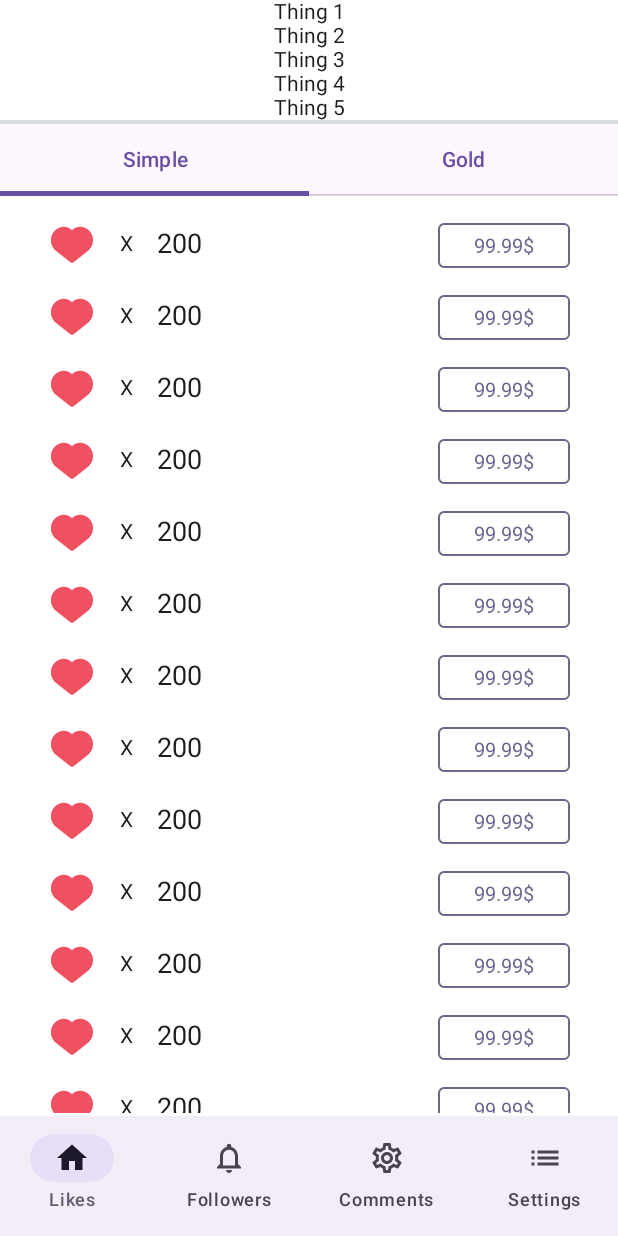
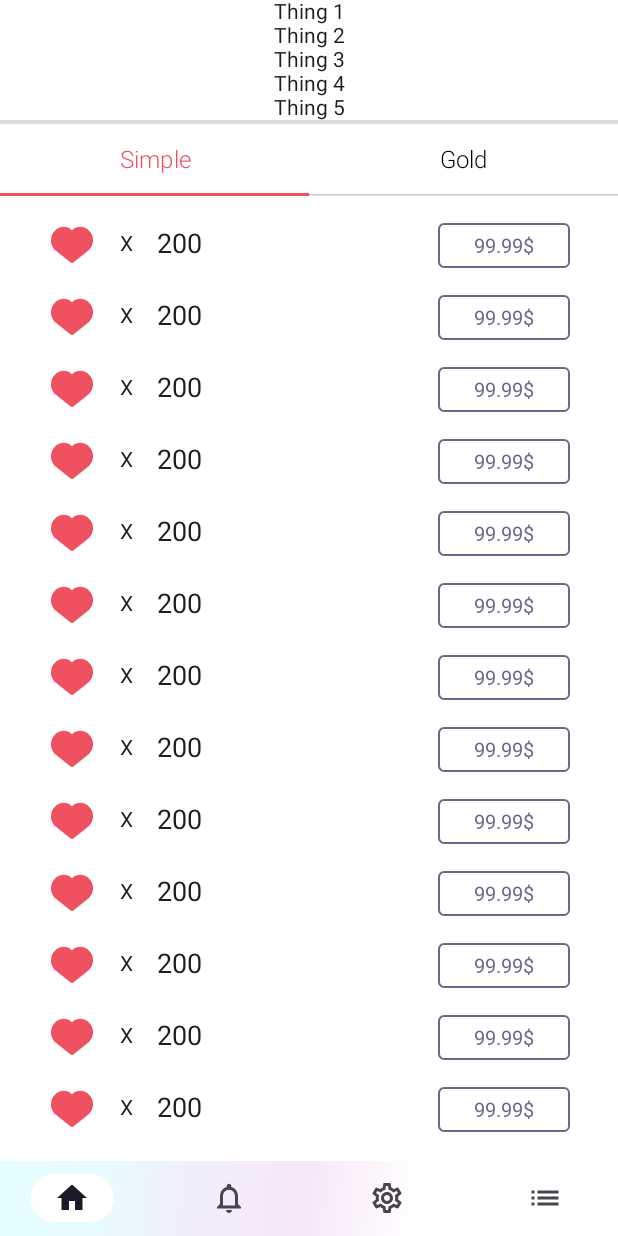
Before and after one commit to aram-sadoyan-2/InstBoost, an Android app built with Jetpack Compose: the screen it shows after launch (TestActivity), on a phone screen of 412 x 824 dp. Run offline under Robolectric (Android 15) with nearby library versions, the phone set to English and light mode, and no system bars; libraries missing offline, so code that uses them is left out: com.android.billingclient; pictures from the network do not load; 2 statements that could not run were skipped.

Commit message:
changed bottom menu background and etc

```diff
--- a/app/src/main/java/com/ins/boostyou/composable/FirstPage.kt
+++ b/app/src/main/java/com/ins/boostyou/composable/FirstPage.kt
@@ -25,14 +25,15 @@ fun FistPage(
     when {
         mainActivityViewModel.isLoading() -> LoadingView()
         else -> {
-
             //todo move to another function
             when (composeNavigationViewModel.selectedTabItem) {
-                0, 1, 2 -> {
-                    //val scroll = rememberScrollState()
+                3 -> {
+                    MorePage(inAppPurchaseViewModel, mainActivityViewModel)
+                }
+
+                else -> {
                     Column(
-                        Modifier
-                            .background(Color.White)
+                        Modifier.background(Color.White)
                     ) {
                         if (mainActivityViewModel.userData.userState == UserState.SIGNED_IN) {
                             UserInfoSection(composeNavigationViewModel, mainActivityViewModel)
@@ -54,16 +55,7 @@ fun FistPage(
                         }
                     }
                 }
-
-                3 -> {
-                    Log.d("dwd", "KHJBHN 3")
-                    MorePage(inAppPurchaseViewModel, mainActivityViewModel)
-                }
             }
-
-
         }
     }
-
-
 }
--- a/app/src/main/java/com/ins/boostyou/composable/FollowersSection.kt
+++ b/app/src/main/java/com/ins/boostyou/composable/FollowersSection.kt
@@ -35,10 +35,11 @@ fun FollowersSection() {
     val abs = rememberScrollState()
     Column(
         Modifier
-            .padding(bottom = 82.dp)
+            .padding(bottom = 52.dp)
             .background(Color.White)
             .fillMaxHeight()
-            .verticalScroll(rememberScrollState()),) {
+            .verticalScroll(rememberScrollState()),
+    ) {
         repeat(20) {
             FollowersSectionItem()
         }
@@ -50,7 +51,8 @@ fun FollowersSection() {
 fun FollowersSectionItem() {
     Row(
         modifier = Modifier
-            .fillMaxWidth().fillMaxHeight()
+            .fillMaxWidth()
+            .fillMaxHeight()
             //.padding(horizontal = 32.dp, vertical = 8.dp)
             .padding(start = 32.dp, top = 16.dp, end = 32.dp)
             .background(Color.White),
@@ -62,7 +64,8 @@ fun FollowersSectionItem() {
             Modifier.size(32.dp, 32.dp)
         )
         Text(text = "X", Modifier.padding(horizontal = 16.dp), textAlign = TextAlign.Center)
-        Text(text = "200",
+        Text(
+            text = "200",
             modifier = Modifier.weight(1f),
             style = TextStyle(
                 fontSize = 18.sp
--- a/app/src/main/java/com/ins/boostyou/composable/LikesSection.kt
+++ b/app/src/main/java/com/ins/boostyou/composable/LikesSection.kt
@@ -34,13 +34,14 @@ import com.ins.boostyou.R
 fun LikesSection() {
     Column(
         Modifier
-            .padding(bottom = 82.dp)
+            .padding(bottom = 52.dp)
             .background(Color.White)
             .fillMaxHeight()
             .verticalScroll(rememberScrollState()),) {
         repeat(20) {
             LikesSectionItem()
         }
+
     }
 }
 
@@ -49,8 +50,8 @@ fun LikesSection() {
 fun LikesSectionItem() {
     Row(
         modifier = Modifier
-            .fillMaxWidth().fillMaxHeight()
-            //.padding(horizontal = 32.dp, vertical = 8.dp)
+            .fillMaxWidth()
+            .fillMaxHeight()
             .padding(start = 32.dp, top = 16.dp, end = 32.dp)
             .background(Color.White),
         verticalAlignment = Alignment.CenterVertically
--- a/app/src/main/java/com/ins/boostyou/composable/NavigationBar.kt
+++ b/app/src/main/java/com/ins/boostyou/composable/NavigationBar.kt
@@ -1,9 +1,16 @@
 package com.ins.boostyou.composable
 
-import androidx.compose.runtime.Composable
 import android.annotation.SuppressLint
 import android.util.Log
+import androidx.compose.foundation.background
+import androidx.compose.foundation.layout.Box
+import androidx.compose.foundation.layout.fillMaxHeight
 import androidx.compose.foundation.layout.fillMaxSize
+import androidx.compose.foundation.layout.height
+import androidx.compose.foundation.layout.padding
+import androidx.compose.foundation.layout.size
+import androidx.compose.foundation.layout.wrapContentHeight
+import androidx.compose.foundation.layout.wrapContentSize
 import androidx.compose.material.icons.Icons
 import androidx.compose.material.icons.filled.Home
 import androidx.compose.material.icons.filled.List
@@ -15,25 +22,39 @@ import androidx.compose.material.icons.outlined.Notifications
 import androidx.compose.material.icons.outlined.Settings
 import androidx.compose.material3.Badge
 import androidx.compose.material3.BadgedBox
+import androidx.compose.material3.Divider
 import androidx.compose.material3.ExperimentalMaterial3Api
 import androidx.compose.material3.Icon
+import androidx.compose.material3.LocalAbsoluteTonalElevation
 import androidx.compose.material3.MaterialTheme
 import androidx.compose.material3.NavigationBar
+import androidx.compose.material3.NavigationBarDefaults
 import androidx.compose.material3.NavigationBarItem
+import androidx.compose.material3.NavigationBarItemColors
+import androidx.compose.material3.NavigationBarItemDefaults
 import androidx.compose.material3.Scaffold
 import androidx.compose.material3.Surface
 import androidx.compose.material3.Text
+import androidx.compose.material3.contentColorFor
+import androidx.compose.material3.surfaceColorAtElevation
+import androidx.compose.runtime.Composable
 import androidx.compose.runtime.getValue
-import androidx.compose.runtime.mutableStateOf
+import androidx.compose.runtime.mutableIntStateOf
 import androidx.compose.runtime.saveable.rememberSaveable
 import androidx.compose.runtime.setValue
+import androidx.compose.ui.Alignment
 import androidx.compose.ui.Modifier
+import androidx.compose.ui.geometry.Offset
+import androidx.compose.ui.graphics.Brush
+import androidx.compose.ui.graphics.Color
+import androidx.compose.ui.graphics.Color.Companion.Red
 import androidx.compose.ui.graphics.vector.ImageVector
+import androidx.compose.ui.unit.dp
 import com.ins.boostyou.viewModel.ComposeNavigationViewModel
 import com.ins.boostyou.viewModel.InAppPurchaseViewModel
 import com.ins.boostyou.viewModel.MainActivityViewModel
 
-@SuppressLint("UnusedMaterial3ScaffoldPaddingParameter")
+@SuppressLint("UnusedMaterial3ScaffoldPaddingParameter", "SuspiciousIndentation")
 @Composable
 fun NavigationBar(
     inAppPurchaseViewModel: InAppPurchaseViewModel,
@@ -65,22 +86,18 @@ fun NavigationBar(
     val tabBarItems = listOf(homeTab, alertsTab, settingsTab, moreTab)
 
     //InstBoostTheme {
-        // A surface container using the 'background' color from the theme
-        Surface(
-            modifier = Modifier.fillMaxSize(),
-            color = MaterialTheme.colorScheme.background
+    // A surface container using the 'background' color from the theme
+    Box(
+        modifier = Modifier.fillMaxSize(),
+    ) {
+        Scaffold(
+            bottomBar = { TabView(tabBarItems, composeNavigationViewModel) {} },
+            modifier = Modifier.fillMaxHeight()
         ) {
-            Scaffold(bottomBar = {
-                //Adding first Likes page At first
-                TabView(tabBarItems, composeNavigationViewModel) {
-                    Log.d("dwd", "TabView $it")
-                }
-            }) {
-                Log.d("dwd", "Nav Host iNit")
-                FistPage(composeNavigationViewModel, mainActivityViewModel, inAppPurchaseViewModel)
-            }
+            FistPage(composeNavigationViewModel, mainActivityViewModel, inAppPurchaseViewModel)
         }
-   // }
+    }
+    // }
 }
 
 @Composable
@@ -89,15 +106,18 @@ fun TabView(
     composeNavigationViewModel: ComposeNavigationViewModel,
     onTabSelect: (Int) -> Unit
 ) {
-    var selectedTabIndex by rememberSaveable {
-        mutableStateOf(0)
-    }
+    var selectedTabIndex by rememberSaveable { mutableIntStateOf(0) }
 
-    NavigationBar {
-        // looping over each tab to generate the views and navigation for each item
+    NavigationBar(
+        containerColor = Color.Transparent,
+        modifier = Modifier.height(50.dp).then(socialProofCardBackgroundModifier),
+    ) {
         tabBarItems.forEachIndexed { index, tabBarItem ->
             NavigationBarItem(
                 selected = selectedTabIndex == index,
+                modifier = Modifier
+                    .wrapContentSize()
+                    .align(Alignment.CenterVertically),
                 onClick = {
                     composeNavigationViewModel.selectedTabItem = index
                     selectedTabIndex = index
@@ -110,16 +130,18 @@ fun TabView(
                         selectedIcon = tabBarItem.selectedIcon,
                         unselectedIcon = tabBarItem.unselectedIcon,
                         title = tabBarItem.title,
-                        badgeAmount = tabBarItem.badgeAmount
+                        badgeAmount = tabBarItem.badgeAmount,
                     )
                 },
-                label = { Text(tabBarItem.title) })
+                colors = NavigationBarItemDefaults
+                    .colors(
+                        indicatorColor = Color.White
+                    )
+            )
         }
     }
 }
 
-// This component helps to clean up the API call from our TabView above,
-// but could just as easily be added inside the TabView without creating this custom component
 @OptIn(ExperimentalMaterial3Api::class)
 @Composable
 fun TabBarIconView(
@@ -131,18 +153,12 @@ fun TabBarIconView(
 ) {
     BadgedBox(badge = { TabBarBadgeView(badgeAmount) }) {
         Icon(
-            imageVector = if (isSelected) {
-                selectedIcon
-            } else {
-                unselectedIcon
-            },
-            contentDescription = title
+            imageVector = if (isSelected) selectedIcon else unselectedIcon,
+            contentDescription = title,
         )
     }
 }
 
-// This component helps to clean up the API call from our TabBarIconView above,
-// but could just as easily be added inside the TabBarIconView without creating this custom component
 @Composable
 @OptIn(ExperimentalMaterial3Api::class)
 fun TabBarBadgeView(count: Int? = null) {
@@ -152,30 +168,6 @@ fun TabBarBadgeView(count: Int? = null) {
         }
     }
 }
-// end of the reusable components that can be copied over to any new projects
-// ----------------------------------------
-
-// This was added to demonstrate that we are infact changing views when we click a new tab
-//@Composable
-//fun MoreView() {
-//    Column(
-//        modifier = Modifier.fillMaxSize()
-//    ) {
-//        Text("Thing 1")
-//        Text("Thing 2")
-//        Text("Thing 3")
-//        Text("Thing 4")
-//        Text("Thing 5")
-//    }
-//}
-
-//@Preview(showBackground = true)
-//@Composable
-//fun GreetingPreview() {
-//    BottomNavBarExampleTheme {
-//        MoreView()
-//    }
-//}
 
 data class TabBarItem(
     val title: String,
@@ -183,3 +175,20 @@ data class TabBarItem(
     val unselectedIcon: ImageVector,
     val badgeAmount: Int? = null
 )
+
+val socialProofCardBackgroundModifier = Modifier
+    .background(
+        Brush.linearGradient(
+            colors = listOf(
+                Color(0xFF00FFED),
+                Color(0xFF19D7E7),
+                Color(0xFF7F4AD9),
+                Color(0xFFAF1FC6),
+                Color(0x0DDF02C0),
+                Color(0x0DDF02C0),
+                Color(0x1AFFFFFF),
+            ),
+            start = Offset(0f, 10f),
+        ),
+        alpha = 0.1f,
+    )
--- a/app/src/main/java/com/ins/boostyou/composable/TabScreenPrice.kt
+++ b/app/src/main/java/com/ins/boostyou/composable/TabScreenPrice.kt
@@ -1,19 +1,44 @@
 package com.ins.boostyou.composable
 
+import androidx.compose.foundation.BorderStroke
+import androidx.compose.foundation.ExperimentalFoundationApi
+import androidx.compose.foundation.background
+import androidx.compose.foundation.border
+import androidx.compose.foundation.layout.Box
 import androidx.compose.foundation.layout.Column
+import androidx.compose.foundation.layout.fillMaxHeight
+import androidx.compose.foundation.layout.fillMaxSize
 import androidx.compose.foundation.layout.fillMaxWidth
+import androidx.compose.foundation.layout.offset
+import androidx.compose.foundation.layout.padding
+import androidx.compose.foundation.layout.width
+import androidx.compose.foundation.layout.wrapContentSize
+import androidx.compose.foundation.shape.RoundedCornerShape
 import androidx.compose.material3.Tab
+import androidx.compose.material3.TabPosition
 import androidx.compose.material3.TabRow
+import androidx.compose.material3.TabRowDefaults
+import androidx.compose.material3.TabRowDefaults.Indicator
+import androidx.compose.material3.TabRowDefaults.tabIndicatorOffset
 import androidx.compose.material3.Text
 import androidx.compose.runtime.Composable
 import androidx.compose.runtime.DisposableEffect
 import androidx.compose.runtime.getValue
+import androidx.compose.runtime.mutableIntStateOf
 import androidx.compose.runtime.mutableStateOf
 import androidx.compose.runtime.setValue
+import androidx.compose.ui.Alignment
 import androidx.compose.ui.Modifier
+import androidx.compose.ui.draw.clip
+import androidx.compose.ui.graphics.Color
+import androidx.compose.ui.graphics.Shape
+import androidx.compose.ui.text.font.FontWeight
+import androidx.compose.ui.unit.Dp
+import androidx.compose.ui.unit.dp
+import androidx.compose.ui.unit.sp
 import com.ins.boostyou.viewModel.MainActivityViewModel
 
-var selectedTab by mutableStateOf(0)
+var selectedTab by mutableIntStateOf(0)
 
 @Composable
 fun TabScreenPrice(viewModel: MainActivityViewModel) {
@@ -21,45 +46,45 @@ fun TabScreenPrice(viewModel: MainActivityViewModel) {
         onDispose { selectedTab = 0 }
     }
     val tabIndex = viewModel.tabIndex
-    Column(modifier = Modifier.fillMaxWidth()) {
-        TabRow(selectedTabIndex = selectedTab) {
+    Column(
+        modifier = Modifier
+            .fillMaxWidth()
+            .background(Color.White)
+    ) {
+        TabRow(
+            selectedTabIndex = selectedTab,
+            contentColor = Color.Black,
+            indicator = {
+                Indicator(
+                    modifier = Modifier.tabIndicatorOffset(it[selectedTab]),
+                    height = 2.dp,
+                    color = Color(0xFFF05161)
+                )
+            },
+            containerColor = Color.White,
+
+            ) {
             viewModel.tabs.forEachIndexed { index, title ->
-                Tab(text = { Text(title) },
-                    selected = tabIndex.value!! == index,
+                Tab(
+                    text = {
+                        Text(
+                            text = title,
+                            color = if (selectedTab == index) Color(0xFFF05161) else Color.Black,
+                            fontSize = 16.sp,
+                            fontWeight = FontWeight.Light
+                        )
+                    },
+                    selected = tabIndex.value == index,
                     onClick = {
                         selectedTab = index
                     },
-//                    icon = {
-//                        when (index) {
-//                            0 -> Row {
-//
-//                            }
-//                            1 -> Icon(imageVector = Icons.Default.Info, contentDescription = null)
-//                        }
-//                    }
                 )
             }
         }
 
         when (selectedTab) {
             0 -> LikesSection()
-            1 -> FollowersSection()
+            1 -> FollowersSection() //todo change this to golden likes screen
         }
-
-        //todo for swipe func use HorizontalPager
-       // implementation "com.google.accompanist:accompanist-pager:0.21.2-beta"
-       // implementation "com.google.accompanist:accompanist-pager-indicators:0.21.2-beta"
-
-//        HorizontalPager( // 4.
-//            count = tabTitles.size,
-//            state = pagerState,
-//        ) { tabIndex ->
-//            Text(
-//                tabIndex.toString(),
-//                modifier = Modifier
-//                    .fillMaxSize()
-//                    .background(Color.White)
-//            )
-//        }
     }
 }
```
